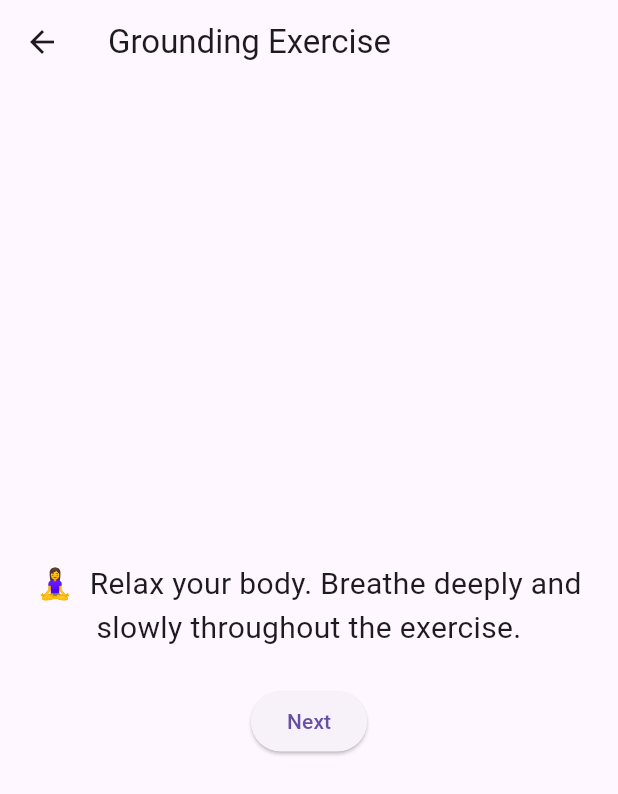
After one commit to CSC-3380-Spring-2025/Team-15, a Flutter app: the GroundingExercisePage screen opened directly, after a tap on "Next", on a phone screen of 412 x 824 dp. The commit adds this screen. Shown: the top 794 px of the screen. Run offline on Flutter 3.47's test engine with Material 3 defaults, Android fonts, the phone set to English and light mode, and no system bars; our stand-ins replace audioplayers, cloud_firestore, firebase_auth, firebase_core, table_calendar; accounts and stored records are empty.

Commit message:
Added Anxiety Grounding Exercise

```diff
--- /dev/null
+++ b/fortis/lib/pages/pop_up_pages/grounding_exercise.dart
@@ -0,0 +1,218 @@
+import 'dart:math';
+import 'package:flutter/material.dart';
+import 'package:fortis/pages/relax.dart';
+
+class GroundingExercisePage extends StatefulWidget {
+  const GroundingExercisePage({Key? key}) : super(key: key);
+
+  @override
+  _GroundingExercisePageState createState() => _GroundingExercisePageState();
+}
+
+class _GroundingExercisePageState extends State<GroundingExercisePage> {
+  final TextEditingController _answerController = TextEditingController();
+  late final List<String> _prompts;
+  int _stepIndex = 0;
+  int? _initialRating;
+  int? _finalRating;
+  double _sliderValue = 5.0;
+
+
+  final List<String> _questions = [
+    'How many windows are in the room?',
+    'How many electrical outlets do you see?',
+    'What does the surface you are sitting/standing on feel like?',
+    'What can you hear?',
+    'What material is the floor made of? Is it smooth or bumpy? Dirty or clean?',
+    'Name your favorite TV show.',
+    'Name your favorite movie.',
+    'Name your favorite color.',
+    'What color is your shirt? What does the material feel like?',
+    'As you breathe deeply, can you smell anything new? Is it pleasant?',
+    'What color do you associate with calm? Can you see it here?',
+    'Observe three different colors around you and name them.',
+    'Describe the temperature of the room in one word.',
+  ];
+
+  @override
+  void initState() {
+    super.initState();
+
+    final rand = Random();
+    final questions = List<String>.from(_questions)..shuffle(rand);
+    final selected = questions.take(5).toList();
+
+    _prompts = [
+      'Please rate your anxiety (1-10):',
+      '🧘‍♀️  Relax your body. Breathe deeply and slowly throughout the exercise.',
+      ...selected,
+      '🏁  Please rate your anxiety (1-10) again:',
+    ];
+  }
+
+  @override
+  void dispose() {
+    _answerController.dispose();
+    super.dispose();
+  }
+
+  void _next() {
+    final isRatingStep =
+        _stepIndex == 0 || _stepIndex == _prompts.length - 1;
+
+    if (isRatingStep) {
+      final rating = _sliderValue.round();
+      if (_stepIndex == 0) {_initialRating = rating;
+      }
+      else{ _finalRating = rating; }
+    }
+
+    if (_stepIndex == _prompts.length - 1) {
+      _handleCompletion();
+      return;
+    }
+
+    setState(() {
+      _stepIndex++;
+      _answerController.clear();
+      _sliderValue = 5.0;
+    });
+  }
+
+void _handleCompletion() {
+  if (_finalRating != null &&
+      _initialRating != null &&
+      _finalRating! > _initialRating!) {
+
+    showDialog(
+      context: context,
+      builder: (ctx) => AlertDialog(
+        title: const Text('Feeling Worse?'),
+        content: const Text(
+          'Your anxiety rating is higher now than at the start.\n'
+          'Would you like to go through the exercise again?',
+        ),
+        actions: [
+          TextButton(
+            onPressed: () {
+              Navigator.of(ctx).pop();
+              _restart();
+            },
+            child: const Text('Retry'),
+          ),
+          TextButton(
+            onPressed: () {
+              Navigator.of(ctx).pop();
+              Navigator.of(context).pop();
+            },
+            child: const Text('Done'),
+          ),
+        ],
+      ),
+    );
+  } else {
+
+    showDialog(
+      context: context,
+      builder: (ctx) => AlertDialog(
+        title: const Text('Well Done'),
+        content: const Text('You have completed the grounding exercise.'),
+        actions: [
+          TextButton(
+            onPressed: () {
+              Navigator.of(ctx).pop();
+              Navigator.of(context).pushReplacement(
+                MaterialPageRoute(builder: (_) => const RelaxPage()),
+              );
+            },
+            child: const Text('OK'),
+          ),
+        ],
+      ),
+    );
+  }
+}
+
+
+  void _restart() {
+    setState(() {
+      _stepIndex = 0;
+      _initialRating = null;
+      _finalRating = null;
+      _answerController.clear();
+      _sliderValue = 5.0;
+
+      final rand = Random();
+      final questions = List<String>.from(_questions)..shuffle(rand);
+      final selected = questions.take(5).toList();
+      _prompts
+        ..clear()
+        ..addAll([
+          'Please rate your anxiety (1–10):',
+          '🧘‍♀️  Relax your body. Breathe deeply and slowly throughout the exercise.',
+          ...selected,
+          '🏁  Please rate your anxiety (1–10) again:',
+        ]);
+    });
+  }
+
+  @override
+  Widget build(BuildContext context) {
+    final isInstructionStep = _stepIndex == 1;
+    final isRatingStep =
+        _stepIndex == 0 || _stepIndex == _prompts.length - 1;
+
+    return Scaffold(
+      appBar: AppBar(title: const Text('Grounding Exercise')),
+      body: Padding(
+        padding: const EdgeInsets.all(24),
+        child: Column(
+          mainAxisAlignment: MainAxisAlignment.center,
+          crossAxisAlignment: CrossAxisAlignment.center,
+          children: [
+            // Prompt
+            Text(
+              _prompts[_stepIndex],
+              textAlign: TextAlign.center,
+              style: const TextStyle(fontSize: 20),
+            ),
+            const SizedBox(height: 24),
+
+            if (isInstructionStep) ...[],
+
+            if (isRatingStep && !isInstructionStep) ...[
+              Slider(
+                value: _sliderValue,
+                min: 1,
+                max: 10,
+                divisions: 9,
+                label: _sliderValue.round().toString(),
+                onChanged: (v) => setState(() => _sliderValue = v),
+              ),
+              const SizedBox(height: 24),
+            ],
+
+            if (!isInstructionStep && !isRatingStep) ...[
+              TextField(
+                controller: _answerController,
+                keyboardType: TextInputType.text,
+                decoration: const InputDecoration(
+                  border: OutlineInputBorder(),
+                  hintText: 'Type your answer here',
+                ),
+              ),
+              const SizedBox(height: 24),
+            ],
+
+            ElevatedButton(
+              onPressed: _next,
+              child: Text(
+                _stepIndex == _prompts.length - 1 ? 'Finish' : 'Next',
+              ),
+            ),
+          ],
+        ),
+      ),
+    );
+  }
+}
```
Also changed, not shown: fortis/lib/pages/relax.dart (+8 -2 lines).
